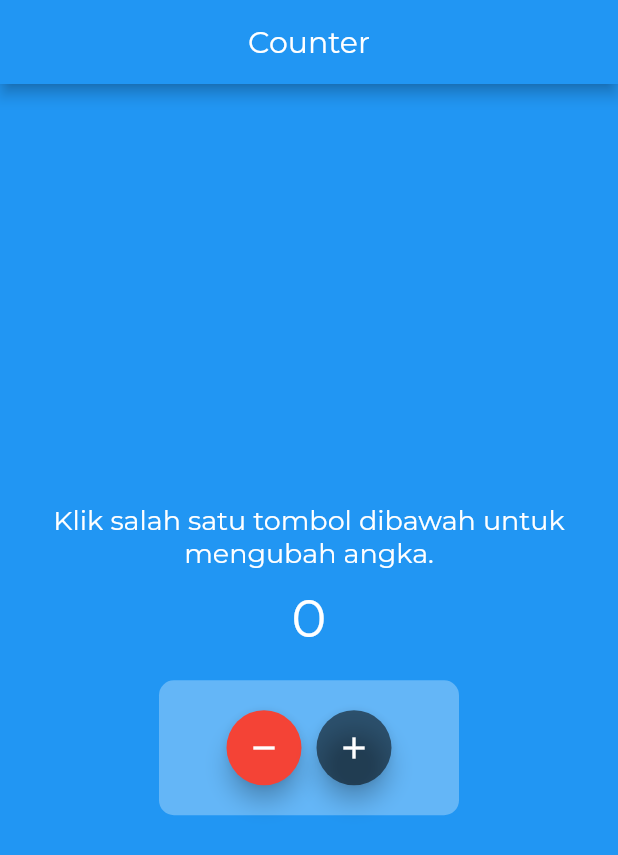
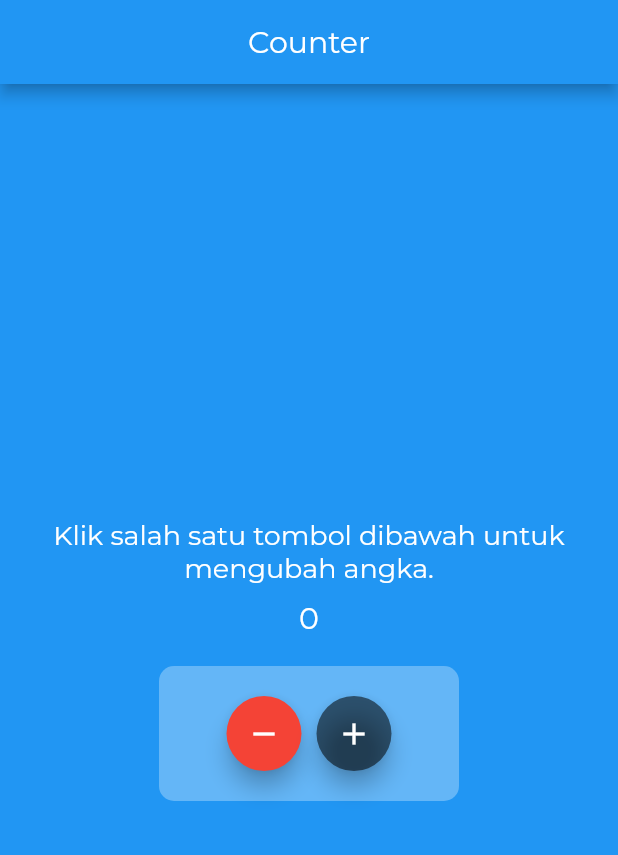
Before and after one commit to MuhammadFarhan200/belajar-flutter-new, a Flutter app: the screen it shows after launch, on a phone screen of 412 x 824 dp. Shown: the top 855 px of the screen. Run offline on Flutter 3.47's test engine with Material 2 defaults, Android fonts, the phone set to English and light mode, and no system bars; our stand-ins replace awesome_snackbar_content, google_fonts; project files that could hold a hidden picture were left out.

Commit message:
Latihan Counter

```diff
--- a/lib/latihanCounter.dart
+++ b/lib/latihanCounter.dart
@@ -49,7 +49,7 @@ class _LatihanCounterState extends State<LatihanCounter> {
               ),
               Text(
                 '$_counter',
-                style: TextStyle(fontSize: 35, color: Colors.white),
+                style: TextStyle(fontSize: 20 + double.parse(_counter.toString()), color: Colors.white),
               ),
               Container(
                 margin: EdgeInsets.only(top: 20),
```
